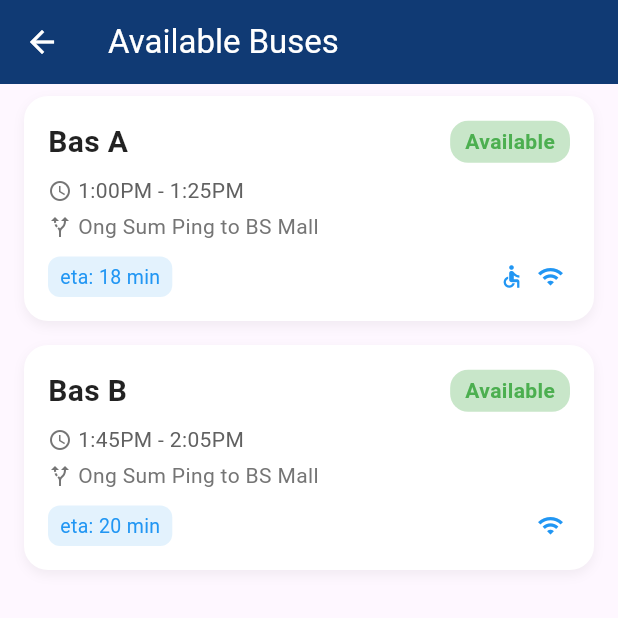
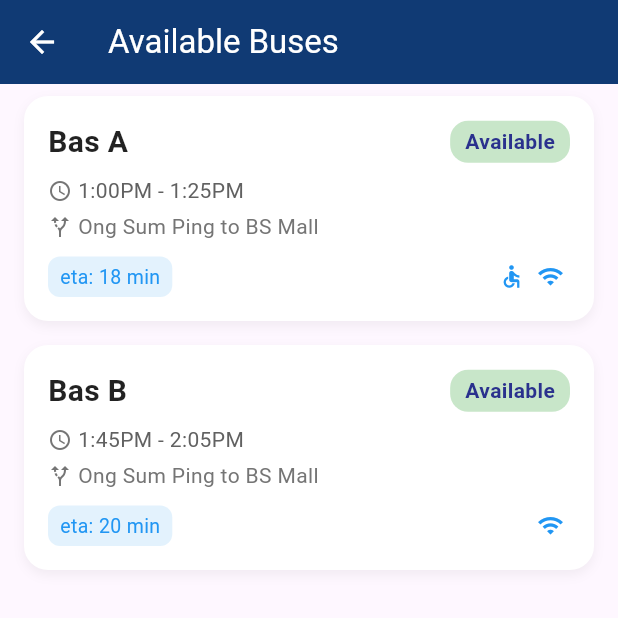
Before and after one commit to sharonkudi/FYP-GROUP_8, a Flutter app: the AvailableBusesPage screen opened directly, on a phone screen of 412 x 824 dp, the top half of it. Run offline on Flutter 3.47's test engine with Material 3 defaults, Android fonts, the light colour scheme and no system bars; our stand-ins replace cloud_firestore, firebase_core, flutter_map, geolocator, latlong2; accounts and stored records are empty.

Commit message:
Update bus_app

```diff
--- a/bus_app/lib/homepage-availablebuses.dart
+++ b/bus_app/lib/homepage-availablebuses.dart
@@ -88,7 +88,7 @@ class AvailableBusesPage extends StatelessWidget {
                       child: const Text(
                         'Available',
                         style: TextStyle(
-                          color: Colors.green,
+                          color: Color.fromARGB(255, 42, 49, 141), // here
                           fontWeight: FontWeight.w600,
                         ),
                       ),
```
